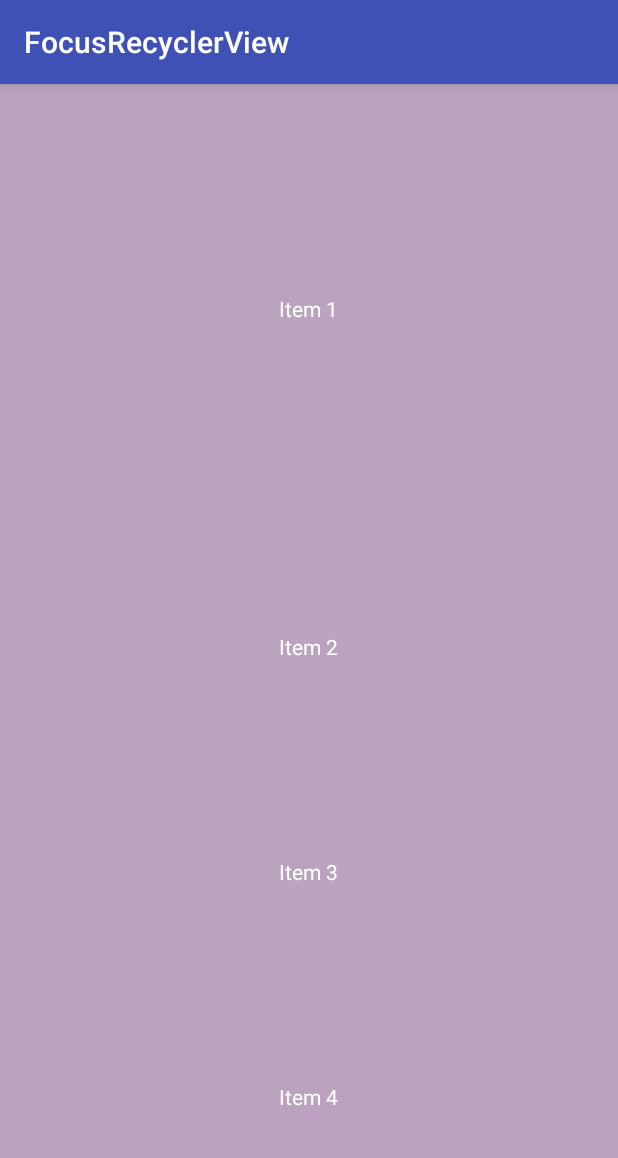
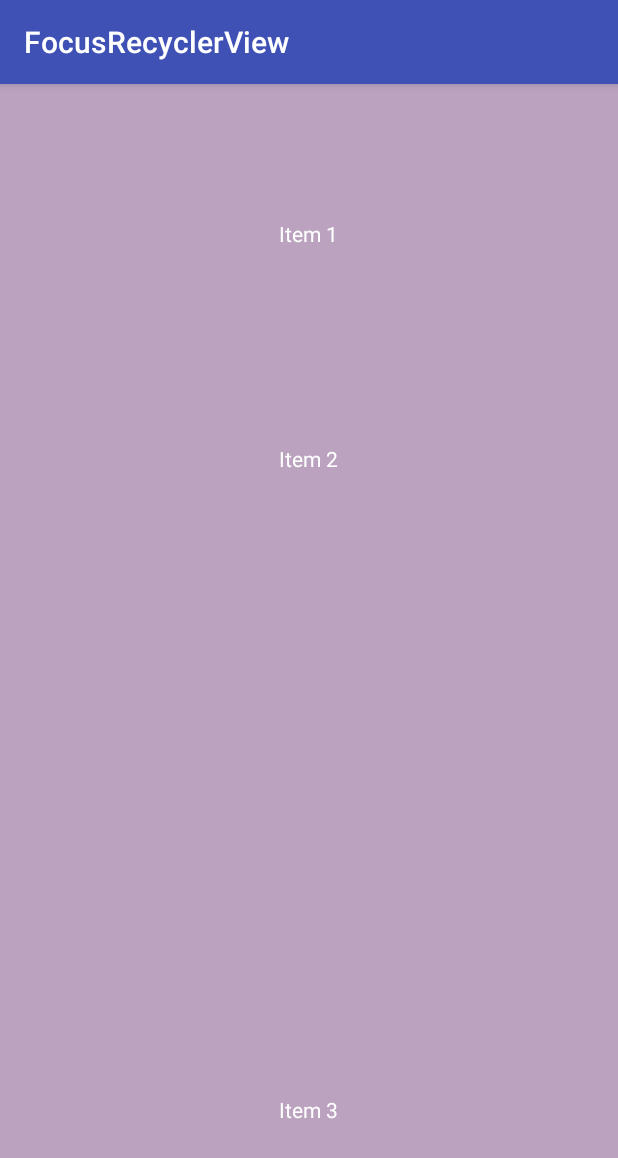
Before and after one commit to developer-shivam/FeaturedRecyclerView, an Android app: the screen it shows after launch (MainActivity), on a phone screen of 412 x 824 dp. Shown: the top 1158 px of the screen. Run offline under Robolectric (Android 15) with nearby library versions, the phone set to English and light mode, and no system bars.

Commit message:
Added snap position (incomplete)

```diff
--- a/app/src/main/res/layout/activity_main.xml
+++ b/app/src/main/res/layout/activity_main.xml
@@ -8,7 +8,7 @@
         android:id="@+id/featured_recycler_view"
         android:layout_height="match_parent"
         android:layout_width="match_parent"
-        app:defaultItemHeight="150dp"
-        app:featuredItemHeight="300dp"
-        app:snapGravity="start"/>
+        app:defaultItemHeight="100dp"
+        app:featuredItemHeight="200dp"
+        app:snapGravity="end"/>
 </LinearLayout>
--- a/featuredrecyclerview/src/main/java/shivam/developer/featuredrecyclerview/FeaturedRecyclerView.java
+++ b/featuredrecyclerview/src/main/java/shivam/developer/featuredrecyclerview/FeaturedRecyclerView.java
@@ -13,6 +13,8 @@ public class FeaturedRecyclerView extends RecyclerView {
     private int defaultItemHeight;
     private int featuredItemHeight;
 
+    private int itemToResizePositionWhileMovingUp = 0;
+    private int itemToResizePositionWhileMovingDown = 1;
     private int itemToResize = 0;
     private boolean isFirstItemHeightSetToFeaturedItemHeight = false;
     private int totalItemsInView = 0;
@@ -73,7 +75,7 @@ public class FeaturedRecyclerView extends RecyclerView {
                         // done from bottom to top and view second view (ID: 1) should be resized.
                         // else the scrolling is in opposite direction so first view (ID: 0)
                         // will be resized.
-                        itemToResize = dy > 0 ? itemToResize : --itemToResize;
+                        itemToResize = dy > 0 ? itemToResizePositionWhileMovingUp : itemToResizePositionWhileMovingDown;
 
                         changeHeightAccordingToScroll(recyclerView);
 
@@ -103,11 +105,14 @@ public class FeaturedRecyclerView extends RecyclerView {
 
     private void calculateItemToBeResizePosition() {
         switch (snapGravity) {
-            case SnapGravity.START: itemToResize = 1;
+            case SnapGravity.START: itemToResizePositionWhileMovingUp = 1;
+                itemToResizePositionWhileMovingDown = itemToResizePositionWhileMovingUp - 1;
                 break;
-            case SnapGravity.CENTER: itemToResize = 3;
+            case SnapGravity.CENTER: itemToResizePositionWhileMovingUp = 2;
+                itemToResizePositionWhileMovingDown = itemToResizePositionWhileMovingUp - 1;
                 break;
-            case SnapGravity.END: itemToResize = 5;
+            case SnapGravity.END: itemToResizePositionWhileMovingUp = 3;
+                itemToResizePositionWhileMovingDown = itemToResizePositionWhileMovingUp - 1;
                 break;
         }
     }
```
